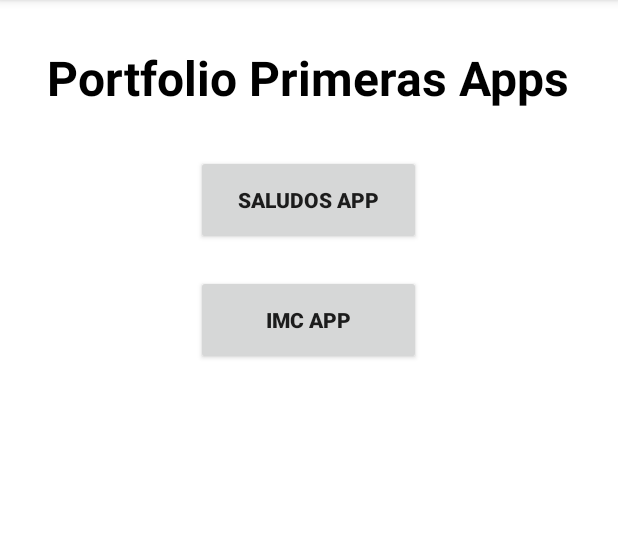
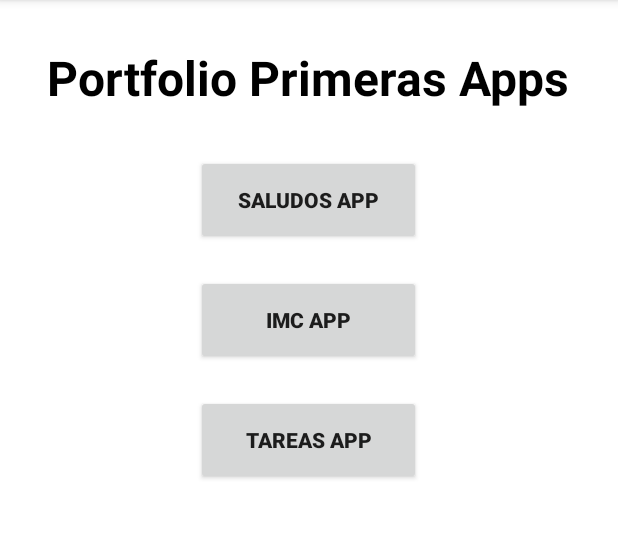
Before and after one commit to eulogioep/curso_android_2024, an Android app: the screen it shows after launch (MenuActivity), on a phone screen of 412 x 824 dp, the part 84-623 px from its top. Run offline under Robolectric (Android 15) with nearby library versions, the phone set to English and light mode, and no system bars.

Commit message:
TODO APP: Inicio de la App

```diff
--- a/Aplicaciones/app/src/main/AndroidManifest.xml
+++ b/Aplicaciones/app/src/main/AndroidManifest.xml
@@ -12,6 +12,9 @@
         android:supportsRtl="true"
         android:theme="@style/Theme.Aplicaciones"
         tools:targetApi="31">
+        <activity
+            android:name=".todoapp.TodoAppActivity"
+            android:exported="false" />
         <activity
             android:name=".imccalc.ResultIMCActivity"
             android:exported="false" />
--- a/Aplicaciones/app/src/main/java/com/eulogioep/aplicaciones/MenuActivity.kt
+++ b/Aplicaciones/app/src/main/java/com/eulogioep/aplicaciones/MenuActivity.kt
@@ -9,6 +9,7 @@ import androidx.core.view.ViewCompat
 import androidx.core.view.WindowInsetsCompat
 import com.eulogioep.aplicaciones.firstapp.FirstAppActivity
 import com.eulogioep.aplicaciones.imccalc.IMCActivity
+import com.eulogioep.aplicaciones.todoapp.TodoAppActivity
 
 class MenuActivity : AppCompatActivity() {
     override fun onCreate(savedInstanceState: Bundle?) {
@@ -24,10 +25,17 @@ class MenuActivity : AppCompatActivity() {
         // Botones de acceso a las aplicaciones.
         val btnSaludos = findViewById<AppCompatButton>(R.id.btnSaludos)
         val btnIMCApp = findViewById<AppCompatButton>(R.id.btnIMCApp)
+        val btnTODOApp = findViewById<AppCompatButton>(R.id.btnTODOApp)
 
         // Acciones al pulsar los botones.
         btnSaludos.setOnClickListener{ navigateToSaludosAPP() }
         btnIMCApp.setOnClickListener{ navigateToIMCAPP() }
+        btnTODOApp.setOnClickListener{ navigateToTODOAPP() }
+    }
+
+    private fun navigateToTODOAPP() {
+        val intent = Intent(this, TodoAppActivity::class.java)
+        startActivity(intent)
     }
 
     private fun navigateToIMCAPP() {
@@ -44,4 +52,5 @@ class MenuActivity : AppCompatActivity() {
     }
 
 
+
 }
--- a/Aplicaciones/app/src/main/res/layout/activity_menu.xml
+++ b/Aplicaciones/app/src/main/res/layout/activity_menu.xml
@@ -10,34 +10,43 @@
     <TextView
         android:layout_width="wrap_content"
         android:layout_height="wrap_content"
+        android:layout_gravity="center"
+        android:layout_marginTop="30dp"
+        android:layout_marginBottom="30dp"
         android:text="@string/first_apps_portfolio"
-        android:layout_gravity="center"
         android:textColor="@color/black"
         android:textSize="32sp"
-        android:textStyle="bold"
-        android:layout_marginBottom="30dp"
-        android:layout_marginTop="30dp"/>
+        android:textStyle="bold" />
 
 
     <androidx.appcompat.widget.AppCompatButton
         android:id="@+id/btnSaludos"
         android:layout_width="150dp"
         android:layout_height="60dp"
+        android:layout_gravity="center"
         android:layout_marginHorizontal="20dp"
+        android:layout_marginBottom="20dp"
         android:text="@string/greetings_button_app"
-        android:layout_gravity="center"
-        android:textStyle="bold"
-        android:layout_marginBottom="20dp"
-        />
+        android:textStyle="bold" />
 
     <androidx.appcompat.widget.AppCompatButton
         android:id="@+id/btnIMCApp"
         android:layout_width="150dp"
         android:layout_height="60dp"
+        android:layout_gravity="center"
         android:layout_marginHorizontal="20dp"
-        android:text="@string/bmi_butto_app"
+        android:layout_marginBottom="20dp"
+        android:text="@string/imc_button_app"
+        android:textStyle="bold" />
+
+    <androidx.appcompat.widget.AppCompatButton
+        android:id="@+id/btnTODOApp"
+        android:layout_width="150dp"
+        android:layout_height="60dp"
         android:layout_gravity="center"
-        android:textStyle="bold"
-        />
+        android:layout_marginHorizontal="0dp"
+        android:text="@string/todo_button_app"
+        android:layout_marginBottom="20dp"
+        android:textStyle="bold" />
 
 </LinearLayout>
--- a/Aplicaciones/app/src/main/res/values/strings.xml
+++ b/Aplicaciones/app/src/main/res/values/strings.xml
@@ -10,7 +10,7 @@
     <string name="writename">Escribe tu nombre</string>
     <string name="press">¡Púlsame!</string>
     <string name="greetings_button_app">Saludos App</string>
-    <string name="bmi_butto_app">IMC App</string>
+    <string name="imc_button_app">IMC App</string>
     <string name="first_apps_portfolio">Portfolio Primeras Apps</string>
     <string name="hello_message">Hola %s</string>
     <string name="calculate">Calcular</string>
@@ -25,4 +25,5 @@
     <string name="description_overweight">Su IMC es superior al rango normal para su altura y peso.</string>
     <string name="title_obesity">Obesidad</string>
     <string name="description_obesity">Su IMC es muy superior al rango normal para su altura y peso.</string>
+    <string name="todo_button_app">tareas app</string>
 </resources>
```
Also changed, not shown: Aplicaciones/app/src/main/java/com/eulogioep/aplicaciones/todoapp/TodoAppActivity.kt (added, +21 -0 lines), Aplicaciones/app/src/main/res/layout/activity_todo_app.xml (added, +10 -0 lines), 1 other file.
